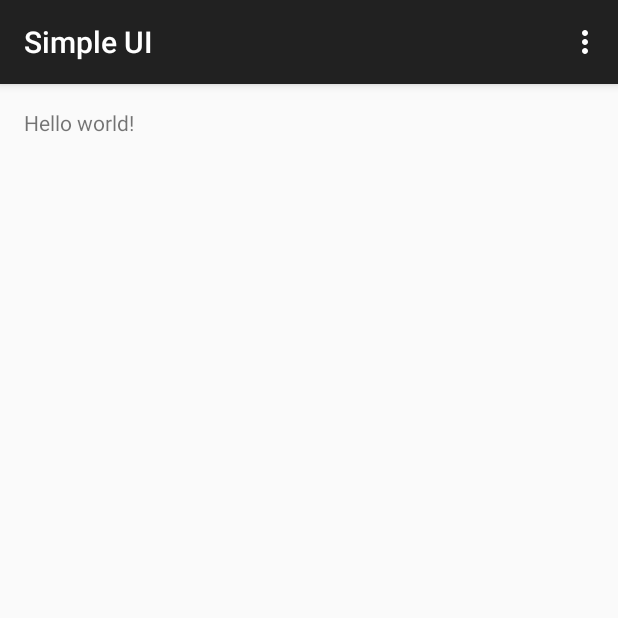
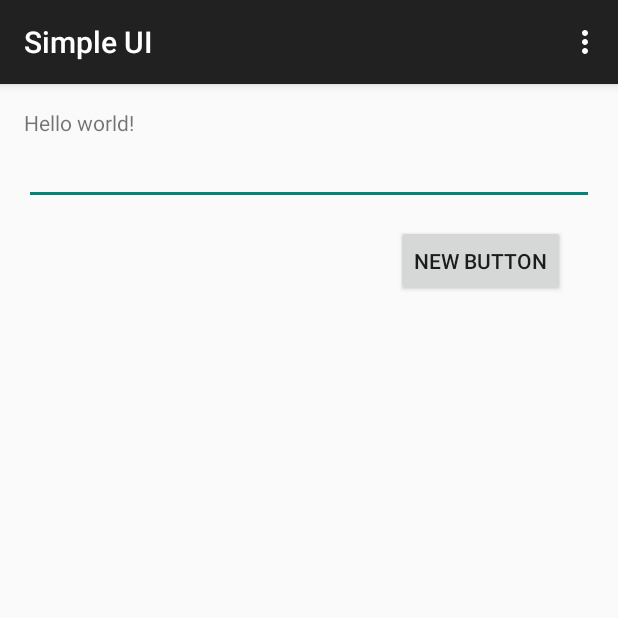
Before and after one commit to chuchiay/Github, an Android app: the screen it shows after launch (MainActivity), on a phone screen of 412 x 824 dp, the top half of it. Run offline under Robolectric (Android 15) with nearby library versions, the phone set to English and light mode, and no system bars.

Commit message:
update activity main layout file

```diff
--- a/SimpleUI/app/src/main/res/layout/activity_main.xml
+++ b/SimpleUI/app/src/main/res/layout/activity_main.xml
@@ -1,6 +1,6 @@
 <RelativeLayout xmlns:android="http://schemas.android.com/apk/res/android"
     xmlns:tools="http://schemas.android.com/tools" android:layout_width="match_parent"
-    android:layout_height="match_parent" android:paddingLeft="@dimen/activity_horizontal_margin"
+    android:layout_height="wrap_content" android:paddingLeft="@dimen/activity_horizontal_margin"
     android:paddingRight="@dimen/activity_horizontal_margin"
     android:paddingTop="@dimen/activity_vertical_margin"
     android:paddingBottom="@dimen/activity_vertical_margin" tools:context=".MainActivity">
@@ -9,4 +9,24 @@
         android:layout_height="wrap_content"
         android:id="@+id/textView" />
 
+    <EditText
+        android:layout_width="match_parent"
+        android:layout_height="wrap_content"
+        android:id="@+id/editText"
+        android:layout_below="@+id/textView"
+        android:layout_alignParentLeft="true"
+        android:layout_alignParentStart="true" />
+
+    <Button
+        android:layout_width="wrap_content"
+        android:layout_height="wrap_content"
+        android:text="New Button"
+        android:id="@+id/button"
+        android:layout_below="@+id/editText"
+        android:layout_alignRight="@+id/editText"
+        android:layout_alignEnd="@+id/editText"
+        android:layout_marginRight="19dp"
+        android:layout_marginEnd="19dp"
+        android:layout_marginTop="13dp" />
+
 </RelativeLayout>
```
